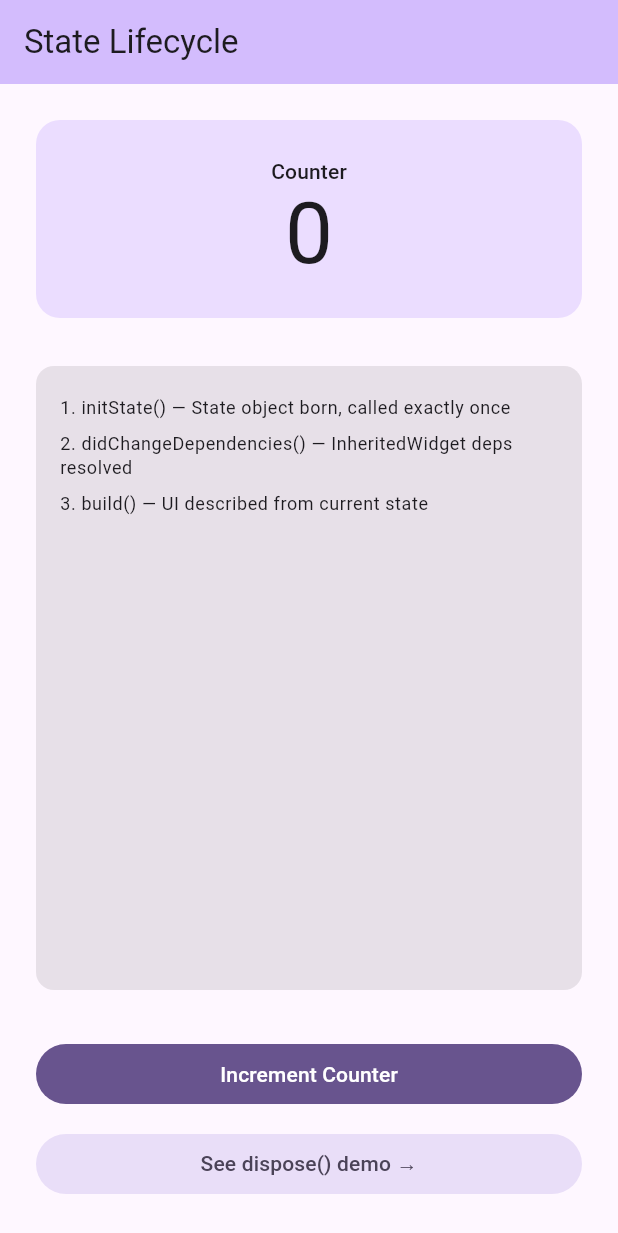
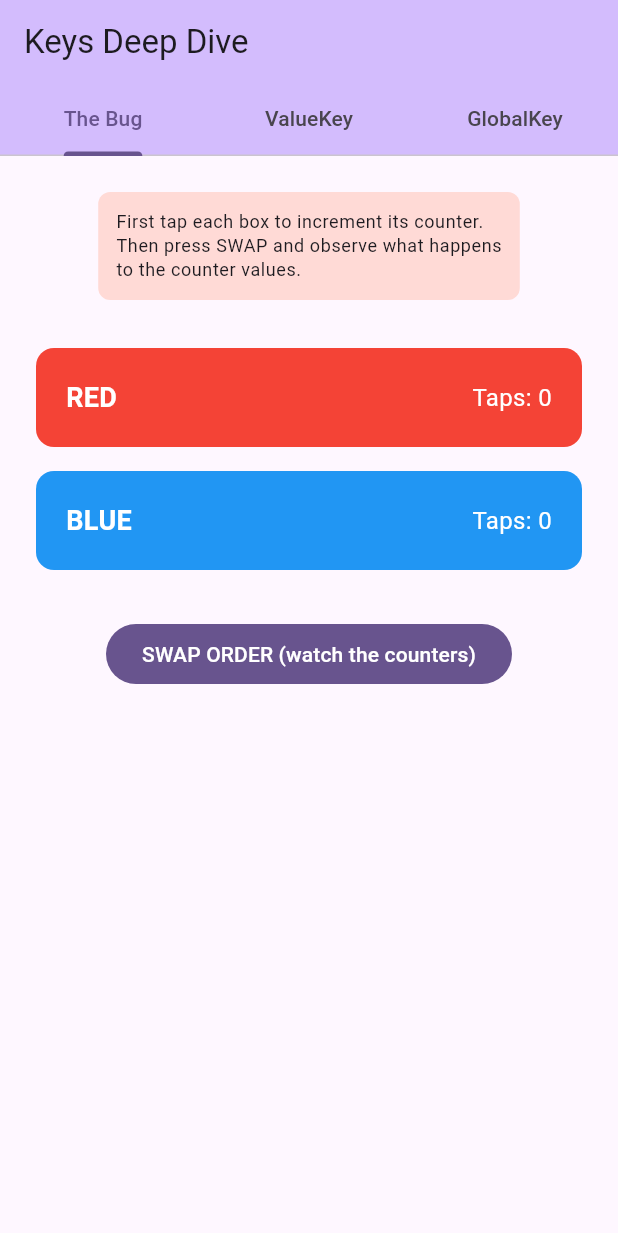
Before and after one commit to laibanurr/flutter_ui_basics, a Flutter app: the screen it shows after launch, on a phone screen of 412 x 824 dp. Shown: the top 1233 px of the screen. Run offline on Flutter 3.47's test engine with Material 3 defaults, Android fonts, the phone set to English and light mode, and no system bars.

Commit message:
feat(keys): implement Key types demo with reconciliation bug reproduction
- Add KeysDemoScreen with TabBar demonstrating three Key scenarios
- Reproduce state-mismatch bug in Tab 1 with keyless StatefulWidgets
- Fix bug in Tab 2 using ValueKey for position-independent matching
- Demonstrate GlobalKey in Tab 3 for cross-tree State access
- Annotate reconciliation algorithm behavior at each scenario

```diff
--- a/lib/app.dart
+++ b/lib/app.dart
@@ -8,7 +8,7 @@
 // that child widgets access via BuildContext (e.g., Theme.of(context)).
 
 import 'package:flutter/material.dart';
-import 'package:flutter_ui_basics/features/state_lifecycle/state_lifecycle_demo_screen.dart';
+import 'package:flutter_ui_basics/features/keys_demo/keys_demo_screen.dart';
 
 class MyApp extends StatelessWidget {
   // 'const' constructor: tells Flutter this widget's configuration
@@ -35,7 +35,7 @@ class MyApp extends StatelessWidget {
       ),
 
       // home is the widget displayed at the '/' route.
-      home: const StateLifecycleDemoScreen(),
+      home: const KeysDemoScreen(),
     );
   }
 }
--- /dev/null
+++ b/lib/features/keys_demo/keys_demo_screen.dart
@@ -0,0 +1,361 @@
+// KEYS DEMO
+// Goal: demonstrate the bug that occurs WITHOUT keys,
+// then show how keys fix it — proving why they exist.
+
+import 'package:flutter/material.dart';
+
+class KeysDemoScreen extends StatelessWidget {
+  const KeysDemoScreen({super.key});
+
+  @override
+  Widget build(BuildContext context) {
+    return DefaultTabController(
+      length: 3,
+      child: Scaffold(
+        appBar: AppBar(
+          backgroundColor:
+              Theme.of(context).colorScheme.inversePrimary,
+          title: const Text('Keys Deep Dive'),
+          // ─── NOTE: TabBar gives us three tabs to demonstrate
+          // each Key type in isolation — cleaner than one long screen.
+          bottom: const TabBar(
+            tabs: [
+              Tab(text: 'The Bug'),
+              Tab(text: 'ValueKey'),
+              Tab(text: 'GlobalKey'),
+            ],
+          ),
+        ),
+        body: const TabBarView(
+          children: [
+            _NoBugDemo(),      // Tab 1: shows the bug without keys
+            _ValueKeyDemo(),   // Tab 2: fixes it with ValueKey
+            _GlobalKeyDemo(),  // Tab 3: demonstrates GlobalKey
+          ],
+        ),
+      ),
+    );
+  }
+}
+
+// ═══════════════════════════════════════════════════════
+// TAB 1: THE BUG — What happens WITHOUT keys
+// ═══════════════════════════════════════════════════════
+
+// ─── NOTE: This is the PARENT that owns the list of colored boxes.
+// It's Stateful because it needs to remember the current order.
+class _NoBugDemo extends StatefulWidget {
+  const _NoBugDemo();
+
+  @override
+  State<_NoBugDemo> createState() => _NoBugDemoState();
+}
+
+class _NoBugDemoState extends State<_NoBugDemo> {
+  // The list holds widget instances — their ORDER can be swapped.
+  // ⚠ GOTCHA: These are StatefulWidgets with NO keys.
+  // Watch what happens to their internal state when we swap order.
+  List<Widget> _boxes = [
+    const _ColorBox(color: Colors.red, label: 'RED'),
+    const _ColorBox(color: Colors.blue, label: 'BLUE'),
+  ];
+
+  @override
+  Widget build(BuildContext context) {
+    return Padding(
+      padding: const EdgeInsets.all(24),
+      child: Column(
+        children: [
+          // ─── NOTE: Explaining the bug before demonstrating it.
+          Container(
+            padding: const EdgeInsets.all(12),
+            decoration: BoxDecoration(
+              color: Theme.of(context).colorScheme.errorContainer,
+              borderRadius: BorderRadius.circular(8),
+            ),
+            child: Text(
+              'First tap each box to increment its counter.\n'
+              'Then press SWAP and observe what happens\n'
+              'to the counter values.',
+              style: Theme.of(context).textTheme.bodySmall,
+            ),
+          ),
+
+          const SizedBox(height: 24),
+
+          // The two boxes — their ORDER in this list is what we swap.
+          ..._boxes,
+
+          const SizedBox(height: 24),
+
+          FilledButton(
+            onPressed: () {
+              setState(() {
+                // ═══ WHY: reversing the list swaps visual order.
+                // Watch the COUNTERS after this — they stay with
+                // their POSITION, not with their COLOR.
+                // That IS the bug.
+                _boxes = _boxes.reversed.toList();
+              });
+            },
+            child: const Text('SWAP ORDER (watch the counters)'),
+          ),
+        ],
+      ),
+    );
+  }
+}
+
+// A colored box that tracks how many times it's been tapped.
+// ⚠ GOTCHA: This is Stateful — it owns its own counter.
+// This internal state is what gets "lost" during the swap bug.
+class _ColorBox extends StatefulWidget {
+  const _ColorBox({
+    super.key,
+    required this.color,
+    required this.label,
+  });
+
+  final Color color;
+  final String label;
+
+  @override
+  State<_ColorBox> createState() => _ColorBoxState();
+}
+
+class _ColorBoxState extends State<_ColorBox> {
+  // ─── NOTE: This counter lives on the State object.
+  // It is NOT tied to the color or label — it's just a number
+  // the State object remembers. This is what causes the bug.
+  int _tapCount = 0;
+
+  @override
+  Widget build(BuildContext context) {
+    return GestureDetector(
+      onTap: () => setState(() => _tapCount++),
+      child: Container(
+        margin: const EdgeInsets.symmetric(vertical: 8),
+        padding: const EdgeInsets.all(20),
+        decoration: BoxDecoration(
+          // ─── NOTE: color comes from the WIDGET (config).
+          // tapCount comes from the STATE (memory).
+          // After the swap bug: color updates, tapCount doesn't.
+          // This proves State is matched by position, not by widget.
+          color: widget.color,
+          borderRadius: BorderRadius.circular(12),
+        ),
+        child: Row(
+          mainAxisAlignment: MainAxisAlignment.spaceBetween,
+          children: [
+            Text(
+              widget.label,
+              style: const TextStyle(
+                color: Colors.white,
+                fontWeight: FontWeight.bold,
+                fontSize: 18,
+              ),
+            ),
+            Text(
+              'Taps: $_tapCount',
+              style: const TextStyle(
+                color: Colors.white,
+                fontSize: 16,
+              ),
+            ),
+          ],
+        ),
+      ),
+    );
+  }
+}
+
+// ═══════════════════════════════════════════════════════
+// TAB 2: THE FIX — ValueKey solves the position-matching bug
+// ═══════════════════════════════════════════════════════
+
+class _ValueKeyDemo extends StatefulWidget {
+  const _ValueKeyDemo();
+
+  @override
+  State<_ValueKeyDemo> createState() => _ValueKeyDemoState();
+}
+
+class _ValueKeyDemoState extends State<_ValueKeyDemo> {
+  // ═══ WHY: Same setup as Tab 1, but now each _ColorBox
+  // has a ValueKey. Flutter uses the key — not position —
+  // to match Elements. State follows the key, not the slot.
+  List<Widget> _boxes = [
+    const _ColorBox(
+      // ─── NOTE: ValueKey takes any value that uniquely
+      // identifies this widget among its siblings.
+      // The value must be stable — don't use random numbers
+      // or DateTime.now() as keys. Use meaningful identifiers.
+      key: ValueKey('red'),
+      color: Colors.red,
+      label: 'RED',
+    ),
+    const _ColorBox(
+      key: ValueKey('blue'),
+      color: Colors.blue,
+      label: 'BLUE',
+    ),
+  ];
+
+  @override
+  Widget build(BuildContext context) {
+    return Padding(
+      padding: const EdgeInsets.all(24),
+      child: Column(
+        children: [
+          Container(
+            padding: const EdgeInsets.all(12),
+            decoration: BoxDecoration(
+              color: Theme.of(context).colorScheme.primaryContainer,
+              borderRadius: BorderRadius.circular(8),
+            ),
+            child: Text(
+              'Same demo — but boxes now have ValueKeys.\n'
+              'Tap boxes to increment, then SWAP.\n'
+              'Counters now follow their box correctly.',
+              style: Theme.of(context).textTheme.bodySmall,
+            ),
+          ),
+
+          const SizedBox(height: 24),
+
+          ..._boxes,
+
+          const SizedBox(height: 24),
+
+          FilledButton(
+            onPressed: () {
+              setState(() {
+                _boxes = _boxes.reversed.toList();
+              });
+            },
+            child: const Text('SWAP ORDER (counters follow the box)'),
+          ),
+        ],
+      ),
+    );
+  }
+}
+
+// ═══════════════════════════════════════════════════════
+// TAB 3: GlobalKey — accessing State from outside the tree
+// ═══════════════════════════════════════════════════════
+
+class _GlobalKeyDemo extends StatefulWidget {
+  const _GlobalKeyDemo();
+
+  @override
+  State<_GlobalKeyDemo> createState() => _GlobalKeyDemoState();
+}
+
+class _GlobalKeyDemoState extends State<_GlobalKeyDemo> {
+  // ═══ WHY: GlobalKey gives us a direct reference to a specific
+  // State object — accessible from ANYWHERE in the widget tree.
+  // This is powerful but expensive. Use it sparingly.
+  // Most common legitimate uses: Form validation, Scaffold.of(),
+  // programmatically triggering animations on a specific widget.
+  final GlobalKey<_CounterWidgetState> _counterKey =
+      GlobalKey<_CounterWidgetState>();
+
+  @override
+  Widget build(BuildContext context) {
+    return Padding(
+      padding: const EdgeInsets.all(24),
+      child: Column(
+        crossAxisAlignment: CrossAxisAlignment.stretch,
+        children: [
+          Container(
+            padding: const EdgeInsets.all(12),
+            decoration: BoxDecoration(
+              color: Theme.of(context).colorScheme.secondaryContainer,
+              borderRadius: BorderRadius.circular(8),
+            ),
+            child: Text(
+              'GlobalKey lets a PARENT directly access\n'
+              'a child\'s State object and call methods on it.\n'
+              'The button below lives in the PARENT but controls\n'
+              'the counter that lives in the CHILD.',
+              style: Theme.of(context).textTheme.bodySmall,
+            ),
+          ),
+
+          const SizedBox(height: 24),
+
+          // ─── NOTE: We pass the GlobalKey to this widget.
+          // Flutter registers this key in a global lookup table —
+          // that's why it's "global" — accessible from any widget.
+          _CounterWidget(key: _counterKey),
+
+          const SizedBox(height: 24),
+
+          FilledButton(
+            onPressed: () {
+              // ═══ WHY: .currentState gives us the actual State
+              // object — we can call methods on it directly.
+              // This bypasses the normal data-down/events-up flow.
+              // ⚠ GOTCHA: .currentState is nullable — always
+              // null-check before calling methods on it.
+              _counterKey.currentState?.incrementFromOutside();
+            },
+            child: const Text(
+              'Increment counter from PARENT (via GlobalKey)',
+            ),
+          ),
+        ],
+      ),
+    );
+  }
+}
+
+// A widget whose State is accessed externally via GlobalKey.
+class _CounterWidget extends StatefulWidget {
+  const _CounterWidget({super.key});
+
+  @override
+  State<_CounterWidget> createState() => _CounterWidgetState();
+}
+
+class _CounterWidgetState extends State<_CounterWidget> {
+  int _count = 0;
+
+  // ═══ WHY: This is a PUBLIC method on the State class —
+  // intentionally exposed so the GlobalKey holder can call it.
+  // In well-architected apps this pattern is rare — state
+  // management solutions (Riverpod, Bloc) replace most GlobalKey
+  // use cases. But for Form validation and specific framework
+  // needs, GlobalKey remains the correct tool.
+  void incrementFromOutside() {
+    setState(() => _count++);
+  }
+
+  @override
+  Widget build(BuildContext context) {
+    return Container(
+      padding: const EdgeInsets.all(32),
+      decoration: BoxDecoration(
+        color: Theme.of(context).colorScheme.tertiaryContainer,
+        borderRadius: BorderRadius.circular(16),
+      ),
+      child: Column(
+        children: [
+          Text(
+            'Child Counter',
+            style: Theme.of(context).textTheme.labelLarge,
+          ),
+          Text(
+            '$_count',
+            style: Theme.of(context).textTheme.displayLarge,
+          ),
+          Text(
+            '(controlled by parent via GlobalKey)',
+            style: Theme.of(context).textTheme.bodySmall,
+          ),
+        ],
+      ),
+    );
+  }
+}
```
